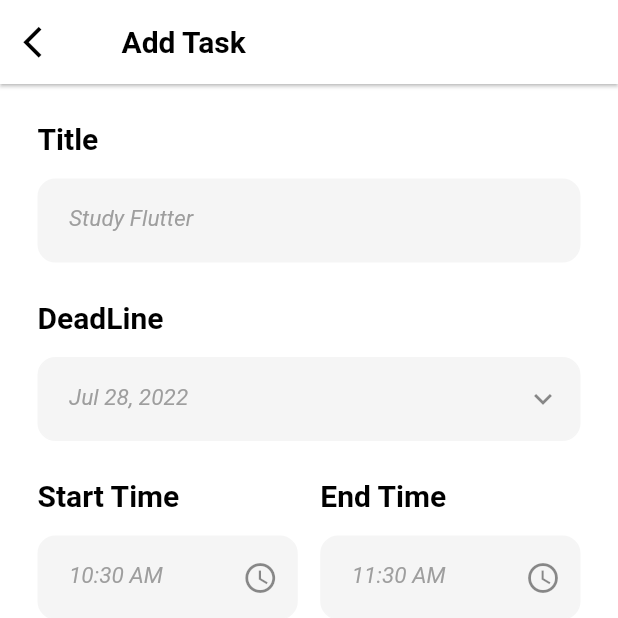
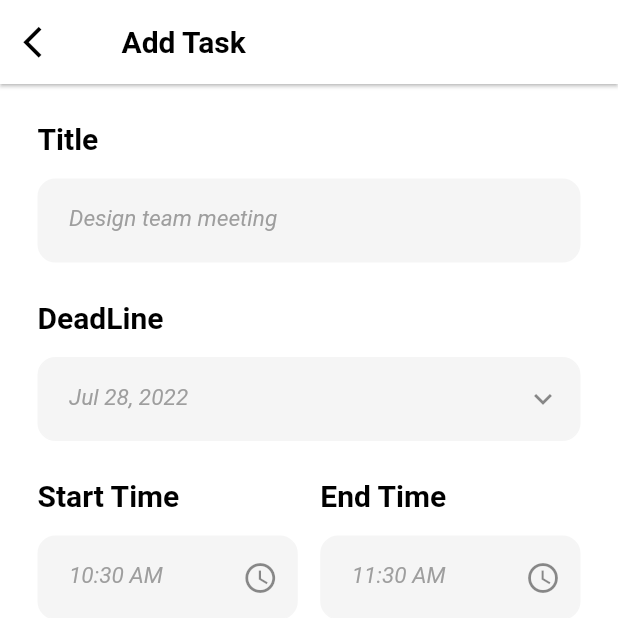
Before and after one commit to ahmedfawzy11/ToDo-App, a Flutter app: the CreateTaskScreen screen opened directly, on a phone screen of 412 x 824 dp, the top half of it. Run offline on Flutter 3.47's test engine with Material 2 defaults, Android fonts, the phone set to English and light mode, and no system bars; our stand-ins replace animate_do, bloc, date_picker_timeline, flutter_bloc, flutter_local_notifications, flutter_native_timezone and 2 more; accounts and stored records are empty.

Commit message:
Update createTaskWidget.dart

```diff
--- a/lib/shared/Component/createTaskWidget.dart
+++ b/lib/shared/Component/createTaskWidget.dart
@@ -55,7 +55,7 @@ class CreateTaskWidget extends StatelessWidget {
                 children: [
                   CustomTextField(
                     controller: cubit.TitleController,
-                    hintText: 'Study Flutter',
+                    hintText: 'Design team meeting',
                     FieldName: 'Title',
                     textInputType: TextInputType.text,
                   ),
@@ -180,8 +180,6 @@ class CreateTaskWidget extends StatelessWidget {
                           Title: 'ToDo',
                           body: '${cubit.TitleController.text} Created ',
                         );
-                        //NotifyHelper().scheduledNotification(Title: 'Create Task', body: 'Done');
-
                       }
                     },
                   ),
```
